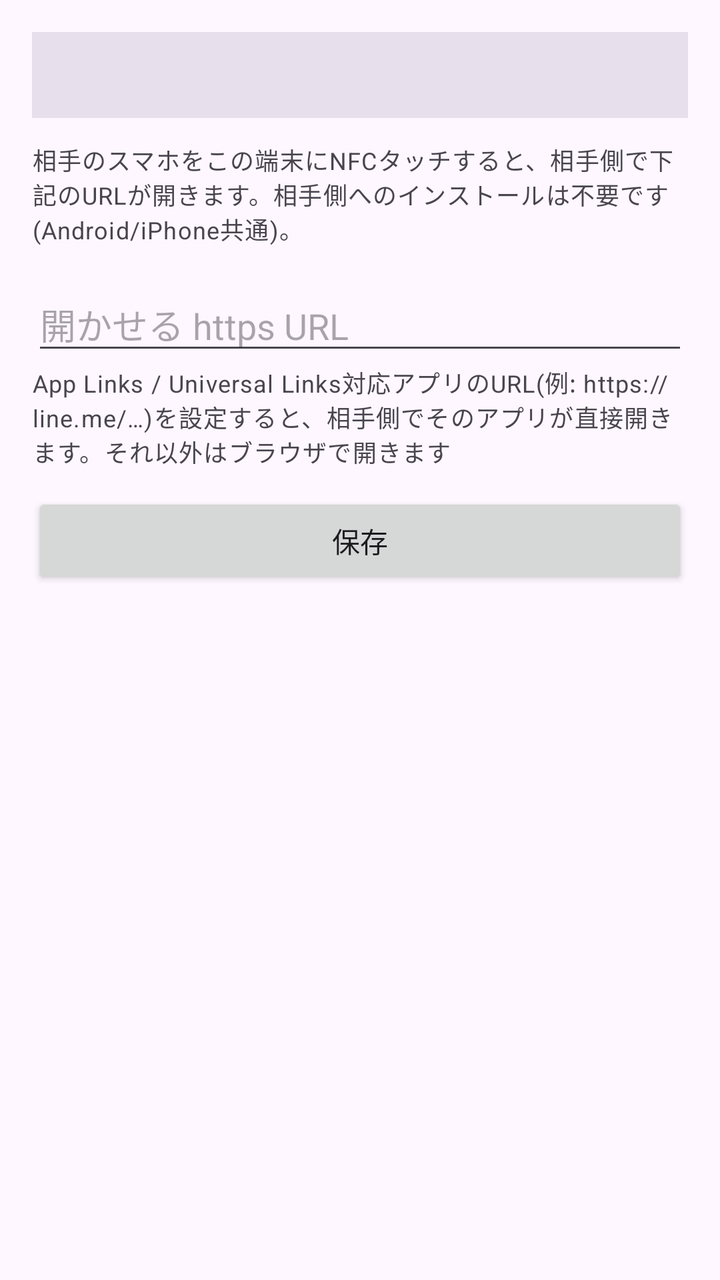
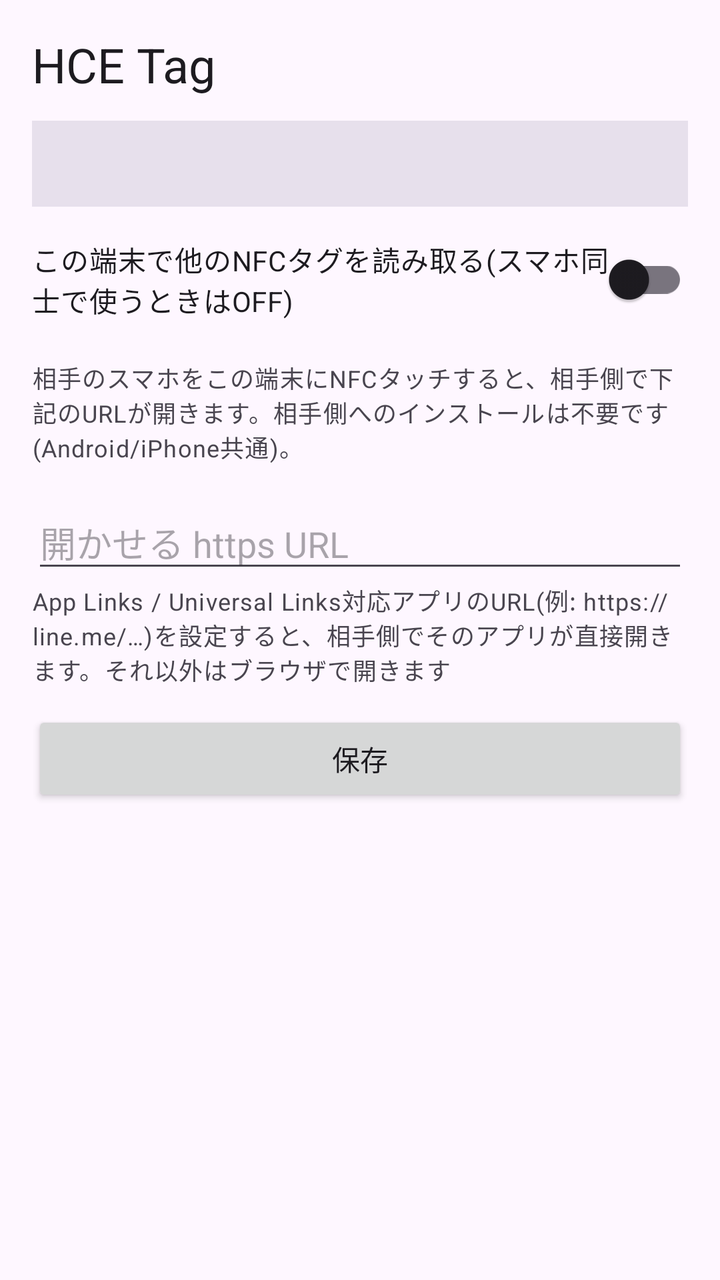

The first picture is an Android layout as it rendered before a commit; the second is the same layout after the commit. The layout source and the unified diff follow.
<!-- AndroidManifest.xml: application theme Theme.HceTag -->
<!-- res/layout/activity_main.xml -->
<?xml version="1.0" encoding="utf-8"?>
<LinearLayout xmlns:android="http://schemas.android.com/apk/res/android"
    android:layout_width="match_parent"
    android:layout_height="match_parent"
    android:orientation="vertical"
    android:padding="16dp">

    <TextView
        android:id="@+id/text_nfc_status"
        android:layout_width="match_parent"
        android:layout_height="wrap_content"
        android:background="?attr/colorSurfaceVariant"
        android:padding="12dp"
        android:textAppearance="?attr/textAppearanceBodyMedium" />

    <TextView
        android:layout_width="match_parent"
        android:layout_height="wrap_content"
        android:layout_marginTop="12dp"
        android:text="@string/description_how_it_works"
        android:textAppearance="?attr/textAppearanceBodySmall" />

    <EditText
        android:id="@+id/input_url"
        android:layout_width="match_parent"
        android:layout_height="wrap_content"
        android:layout_marginTop="16dp"
        android:hint="@string/hint_url"
        android:importantForAutofill="no"
        android:inputType="textUri"
        android:maxLines="1" />

    <TextView
        android:layout_width="match_parent"
        android:layout_height="wrap_content"
        android:text="@string/helper_url"
        android:textAppearance="?attr/textAppearanceBodySmall" />

    <Button
        android:id="@+id/button_save"
        android:layout_width="match_parent"
        android:layout_height="wrap_content"
        android:layout_marginTop="12dp"
        android:text="@string/button_save" />

</LinearLayout>
<!-- resources referenced by this layout -->
<resources>
  <string name="button_save">保存</string>
  <string name="description_how_it_works">相手のスマホをこの端末にNFCタッチすると、相手側で下記のURLが開きます。相手側へのインストールは不要です(Android/iPhone共通)。</string>
  <string name="helper_url">App Links / Universal Links対応アプリのURL(例: https://line.me/…)を設定すると、相手側でそのアプリが直接開きます。それ以外はブラウザで開きます</string>
  <string name="hint_url">開かせる https URL</string>
  <style name="Theme.HceTag" parent="Theme.Material3.DayNight" />
</resources>

<!-- the commit's change to res/layout/activity_main.xml (unified diff, before → after) -->
@@ -1,9 +1,21 @@
 <?xml version="1.0" encoding="utf-8"?>
-<LinearLayout xmlns:android="http://schemas.android.com/apk/res/android"
+<FrameLayout xmlns:android="http://schemas.android.com/apk/res/android"
+    android:layout_width="match_parent"
+    android:layout_height="match_parent"
+    android:fitsSystemWindows="true">
+
+<LinearLayout
     android:layout_width="match_parent"
     android:layout_height="match_parent"
     android:orientation="vertical"
     android:padding="16dp">
+
+    <TextView
+        android:layout_width="match_parent"
+        android:layout_height="wrap_content"
+        android:layout_marginBottom="12dp"
+        android:text="@string/app_name"
+        android:textAppearance="?attr/textAppearanceHeadlineSmall" />
 
     <TextView
         android:id="@+id/text_nfc_status"
@@ -12,6 +24,14 @@
         android:background="?attr/colorSurfaceVariant"
         android:padding="12dp"
         android:textAppearance="?attr/textAppearanceBodyMedium" />
+
+    <androidx.appcompat.widget.SwitchCompat
+        android:id="@+id/switch_tag_reading"
+        android:layout_width="match_parent"
+        android:layout_height="wrap_content"
+        android:layout_marginTop="8dp"
+        android:paddingVertical="8dp"
+        android:text="@string/switch_tag_reading" />
 
     <TextView
         android:layout_width="match_parent"
@@ -44,3 +64,4 @@
         android:text="@string/button_save" />
 
 </LinearLayout>
+</FrameLayout>
<!-- resource entries referenced after the edit -->
@@ -1,9 +1,11 @@
 <!-- resources referenced by this layout -->
 <resources>
+  <string name="app_name">HCE Tag</string>
   <string name="button_save">保存</string>
   <string name="description_how_it_works">相手のスマホをこの端末にNFCタッチすると、相手側で下記のURLが開きます。相手側へのインストールは不要です(Android/iPhone共通)。</string>
   <string name="helper_url">App Links / Universal Links対応アプリのURL(例: https://line.me/…)を設定すると、相手側でそのアプリが直接開きます。それ以外はブラウザで開きます</string>
   <string name="hint_url">開かせる https URL</string>
-  <style name="Theme.HceTag" parent="Theme.Material3.DayNight" />
+  <string name="switch_tag_reading">この端末で他のNFCタグを読み取る(スマホ同士で使うときはOFF)</string>
+  <style name="Theme.HceTag" parent="Theme.Material3.DayNight.NoActionBar" />
 </resources>
 
